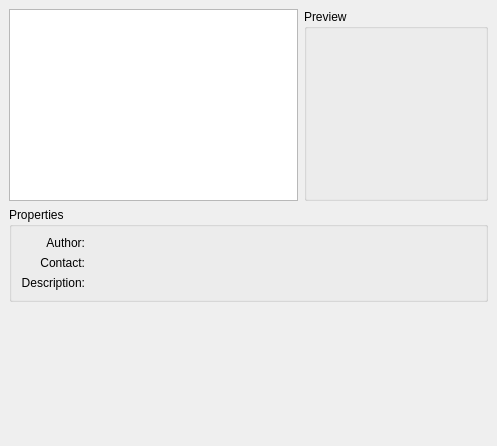
This is kminesthemeselector.ui in KDE/kmines as Qt 5 draws it before an edit. The edited form follows.
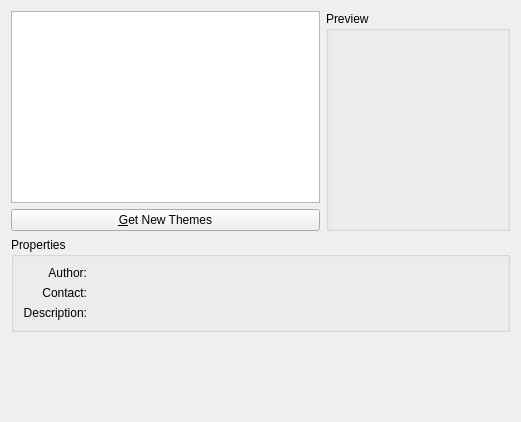
This is the edited form.

Commit message: Add preliminary GHNS support to the KMines theme dialog. Apparently we will have a GHNS server for kdegames so once that's set up, we can test this further. Mauricio, feel free to mess about with this :) CCMAIL: mauricio@tabuleiro.com

```diff
--- a/kminesthemeselector.ui
+++ b/kminesthemeselector.ui
@@ -5,8 +5,8 @@
    <rect>
     <x>0</x>
     <y>0</y>
-    <width>497</width>
-    <height>446</height>
+    <width>521</width>
+    <height>422</height>
    </rect>
   </property>
   <property name="maximumSize" >
@@ -18,39 +18,11 @@
   <property name="windowTitle" >
    <string>Form</string>
   </property>
-  <layout class="QVBoxLayout" >
-   <property name="spacing" >
-    <number>6</number>
-   </property>
-   <property name="leftMargin" >
-    <number>9</number>
-   </property>
-   <property name="topMargin" >
-    <number>9</number>
-   </property>
-   <property name="rightMargin" >
-    <number>9</number>
-   </property>
-   <property name="bottomMargin" >
-    <number>9</number>
-   </property>
-   <item>
+  <layout class="QGridLayout" >
+   <item row="0" column="0" >
     <layout class="QHBoxLayout" >
-     <property name="spacing" >
-      <number>6</number>
-     </property>
-     <property name="leftMargin" >
-      <number>0</number>
-     </property>
-     <property name="topMargin" >
-      <number>0</number>
-     </property>
-     <property name="rightMargin" >
-      <number>0</number>
-     </property>
-     <property name="bottomMargin" >
-      <number>0</number>
-     </property>
+     <item>
+      <layout class="QVBoxLayout" >
      <item>
       <widget class="QListWidget" name="themeList" >
        <property name="minimumSize" >
@@ -62,6 +34,15 @@
       </widget>
      </item>
      <item>
+        <widget class="QPushButton" name="getNewButton" >
+         <property name="text" >
+          <string>&amp;Get New Themes</string>
+         </property>
+        </widget>
+       </item>
+      </layout>
+     </item>
+     <item>
       <widget class="QGroupBox" name="groupBox_2" >
        <property name="title" >
         <string>Preview</string>
@@ -103,7 +84,7 @@
      </item>
     </layout>
    </item>
-   <item>
+   <item row="1" column="0" >
     <widget class="QGroupBox" name="groupBox" >
      <property name="title" >
       <string>Properties</string>
@@ -229,7 +210,7 @@
      </layout>
     </widget>
    </item>
-   <item>
+   <item row="2" column="0" >
     <widget class="QLineEdit" name="kcfg_Theme" >
      <property name="enabled" >
       <bool>false</bool>
@@ -242,7 +223,7 @@
      </property>
     </widget>
    </item>
-   <item>
+   <item row="3" column="0" >
     <spacer>
      <property name="orientation" >
       <enum>Qt::Vertical</enum>
```
Lines whose indentation alone changed are shown as unchanged. The commit also changes 4 other files.
